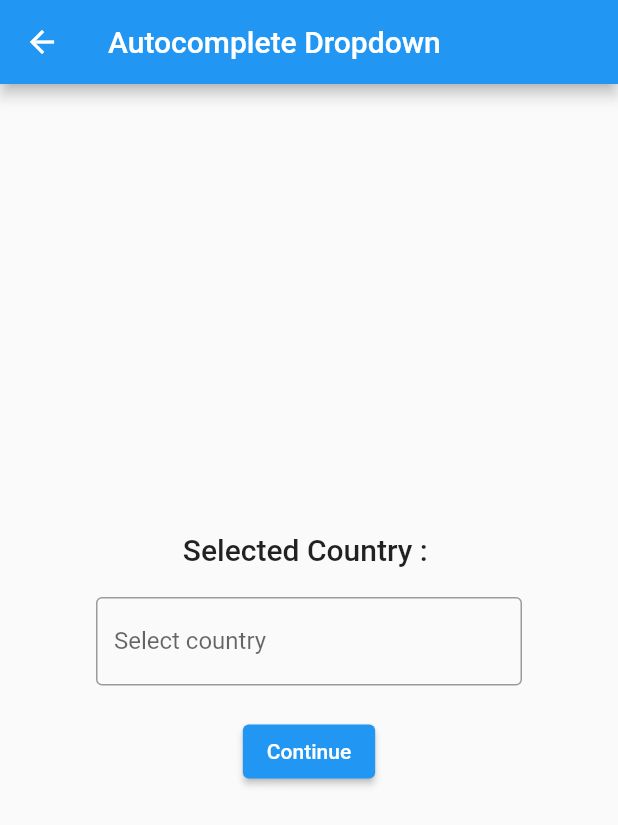
After one commit to fluttertemplates-dev/components, a Flutter app: the AutocompleteDropDown screen opened by its route, on a phone screen of 412 x 824 dp. The commit adds this screen. Shown: the top 825 px of the screen. Run offline on Flutter 3.47's test engine with Material 2 defaults, Android fonts, the phone set to English and light mode, and no system bars.

Commit message:
added dropdowns

```diff
--- /dev/null
+++ b/lib/components/must_haves/dropdowns/auto_complete_dropdown.dart
@@ -0,0 +1,422 @@
+import 'package:flutter/material.dart';
+
+class AutocompleteDropDown extends StatefulWidget {
+  const AutocompleteDropDown({Key? key}) : super(key: key);
+
+  @override
+  State<AutocompleteDropDown> createState() => _SimpleDropDownState();
+}
+
+class _SimpleDropDownState extends State<AutocompleteDropDown> {
+  String _selectedItem = '';
+  final _formKey = GlobalKey<FormState>();
+  @override
+  Widget build(BuildContext context) {
+    return Scaffold(
+      appBar: AppBar(title: const Text('Autocomplete Dropdown')),
+      body: Form(
+        key: _formKey,
+        child: Center(
+          child: Container(
+            width: 300,
+            padding: const EdgeInsets.all(8.0),
+            child: Column(
+              mainAxisAlignment: MainAxisAlignment.center,
+              children: [
+                Text(
+                  "Selected Country : $_selectedItem",
+                  style: Theme.of(context).textTheme.headline6,
+                ),
+                const SizedBox(height: 20),
+                AutocompleteTextField(
+                  items: _countries,
+                  decoration: const InputDecoration(
+                      labelText: 'Select country',
+                      border: OutlineInputBorder()),
+                  validator: (val) {
+                    if (_countries.contains(val)) {
+                      return null;
+                    } else {
+                      return 'Invalid Country';
+                    }
+                  },
+                  onItemSelect: (selected) {
+                    setState(() {
+                      _selectedItem = selected;
+                    });
+                  },
+                ),
+                const SizedBox(height: 20),
+                ElevatedButton(
+                    onPressed: () {
+                      String _message = 'Form invalid';
+                      if (_formKey.currentState?.validate() ?? false) {
+                        _message = 'Form valid';
+                      }
+                      ScaffoldMessenger.of(context)
+                          .showSnackBar(SnackBar(content: Text(_message)));
+                    },
+                    child: const Text("Continue"))
+              ],
+            ),
+          ),
+        ),
+      ),
+    );
+  }
+}
+
+class AutocompleteTextField extends StatefulWidget {
+  final List<String> items;
+  final Function(String) onItemSelect;
+  final InputDecoration? decoration;
+  final String? Function(String?)? validator;
+  const AutocompleteTextField(
+      {Key? key,
+      required this.items,
+      required this.onItemSelect,
+      this.decoration,
+      this.validator})
+      : super(key: key);
+
+  @override
+  _AutocompleteTextFieldState createState() => _AutocompleteTextFieldState();
+}
+
+class _AutocompleteTextFieldState extends State<AutocompleteTextField> {
+  final FocusNode _focusNode = FocusNode();
+  late OverlayEntry _overlayEntry;
+  final LayerLink _layerLink = LayerLink();
+  late List<String> _filteredItems;
+
+  final TextEditingController _controller = TextEditingController();
+
+  @override
+  void initState() {
+    super.initState();
+    _filteredItems = widget.items;
+    _focusNode.addListener(() {
+      if (_focusNode.hasFocus) {
+        _overlayEntry = _createOverlayEntry();
+        Overlay.of(context)?.insert(_overlayEntry);
+      } else {
+        _overlayEntry.remove();
+      }
+    });
+  }
+
+  @override
+  Widget build(BuildContext context) {
+    return CompositedTransformTarget(
+      link: _layerLink,
+      child: TextFormField(
+        controller: _controller,
+        focusNode: _focusNode,
+        onChanged: _onFieldChange,
+        decoration: widget.decoration,
+        validator: widget.validator,
+      ),
+    );
+  }
+
+  void _onFieldChange(String val) {
+    setState(() {
+      if (val == '') {
+        _filteredItems = widget.items;
+      } else {
+        _filteredItems = widget.items
+            .where(
+                (element) => element.toLowerCase().contains(val.toLowerCase()))
+            .toList();
+      }
+    });
+  }
+
+  OverlayEntry _createOverlayEntry() {
+    RenderBox renderBox = context.findRenderObject() as RenderBox;
+    var size = renderBox.size;
+
+    return OverlayEntry(
+        builder: (context) => Positioned(
+              width: size.width,
+              child: CompositedTransformFollower(
+                link: _layerLink,
+                showWhenUnlinked: false,
+                offset: Offset(0.0, size.height + 5.0),
+                child: Material(
+                  elevation: 4.0,
+                  child: Container(
+                    constraints: const BoxConstraints(maxHeight: 200),
+                    child: ListView.builder(
+                      itemCount: _filteredItems.length,
+                      itemBuilder: (BuildContext context, int index) {
+                        final _item = _filteredItems[index];
+                        return ListTile(
+                          title: Text(_item),
+                          onTap: () {
+                            _controller.text = _item;
+                            _focusNode.unfocus();
+                            widget.onItemSelect(_item);
+                          },
+                        );
+                      },
+                    ),
+                  ),
+                ),
+              ),
+            ));
+  }
+}
+
+/// list of countries
+final List<String> _countries = [
+  "Afghanistan",
+  "Åland Islands",
+  "Albania",
+  "Algeria",
+  "American Samoa",
+  "Andorra",
+  "Angola",
+  "Anguilla",
+  "Antarctica",
+  "Antigua and Barbuda",
+  "Argentina",
+  "Armenia",
+  "Aruba",
+  "Australia",
+  "Austria",
+  "Azerbaijan",
+  "Bahamas",
+  "Bahrain",
+  "Bangladesh",
+  "Barbados",
+  "Belarus",
+  "Belgium",
+  "Belize",
+  "Benin",
+  "Bermuda",
+  "Bhutan",
+  "Bolivia, Plurinational State of",
+  "Bonaire, Sint Eustatius and Saba",
+  "Bosnia and Herzegovina",
+  "Botswana",
+  "Bouvet Island",
+  "Brazil",
+  "British Indian Ocean Territory",
+  "Brunei Darussalam",
+  "Bulgaria",
+  "Burkina Faso",
+  "Burundi",
+  "Cambodia",
+  "Cameroon",
+  "Canada",
+  "Cape Verde",
+  "Cayman Islands",
+  "Central African Republic",
+  "Chad",
+  "Chile",
+  "China",
+  "Christmas Island",
+  "Cocos (Keeling) Islands",
+  "Colombia",
+  "Comoros",
+  "Congo",
+  "Congo, the Democratic Republic of the",
+  "Cook Islands",
+  "Costa Rica",
+  "CÃte d'Ivoire",
+  "Croatia",
+  "Cuba",
+  "CuraÃ§ao",
+  "Cyprus",
+  "Czech Republic",
+  "Denmark",
+  "Djibouti",
+  "Dominica",
+  "Dominican Republic",
+  "Ecuador",
+  "Egypt",
+  "El Salvador",
+  "Equatorial Guinea",
+  "Eritrea",
+  "Estonia",
+  "Ethiopia",
+  "Falkland Islands (Malvinas)",
+  "Faroe Islands",
+  "Fiji",
+  "Finland",
+  "France",
+  "French Guiana",
+  "French Polynesia",
+  "French Southern Territories",
+  "Gabon",
+  "Gambia",
+  "Georgia",
+  "Germany",
+  "Ghana",
+  "Gibraltar",
+  "Greece",
+  "Greenland",
+  "Grenada",
+  "Guadeloupe",
+  "Guam",
+  "Guatemala",
+  "Guernsey",
+  "Guinea",
+  "Guinea-Bissau",
+  "Guyana",
+  "Haiti",
+  "Heard Island and McDonald Islands",
+  "Holy See (Vatican City State)",
+  "Honduras",
+  "Hong Kong",
+  "Hungary",
+  "Iceland",
+  "India",
+  "Indonesia",
+  "Iran, Islamic Republic of",
+  "Iraq",
+  "Ireland",
+  "Isle of Man",
+  "Israel",
+  "Italy",
+  "Jamaica",
+  "Japan",
+  "Jersey",
+  "Jordan",
+  "Kazakhstan",
+  "Kenya",
+  "Kiribati",
+  "Korea, Democratic People's Republic of",
+  "Korea, Republic of",
+  "Kuwait",
+  "Kyrgyzstan",
+  "Lao People's Democratic Republic",
+  "Latvia",
+  "Lebanon",
+  "Lesotho",
+  "Liberia",
+  "Libya",
+  "Liechtenstein",
+  "Lithuania",
+  "Luxembourg",
+  "Macao",
+  "Macedonia, the Former Yugoslav Republic of",
+  "Madagascar",
+  "Malawi",
+  "Malaysia",
+  "Maldives",
+  "Mali",
+  "Malta",
+  "Marshall Islands",
+  "Martinique",
+  "Mauritania",
+  "Mauritius",
+  "Mayotte",
+  "Mexico",
+  "Micronesia, Federated States of",
+  "Moldova, Republic of",
+  "Monaco",
+  "Mongolia",
+  "Montenegro",
+  "Montserrat",
+  "Morocco",
+  "Mozambique",
+  "Myanmar",
+  "Namibia",
+  "Nauru",
+  "Nepal",
+  "Netherlands",
+  "New Caledonia",
+  "New Zealand",
+  "Nicaragua",
+  "Niger",
+  "Nigeria",
+  "Niue",
+  "Norfolk Island",
+  "Northern Mariana Islands",
+  "Norway",
+  "Oman",
+  "Pakistan",
+  "Palau",
+  "Palestine, State of",
+  "Panama",
+  "Papua New Guinea",
+  "Paraguay",
+  "Peru",
+  "Philippines",
+  "Pitcairn",
+  "Poland",
+  "Portugal",
+  "Puerto Rico",
+  "Qatar",
+  "RÃ©union",
+  "Romania",
+  "Russian Federation",
+  "Rwanda",
+  "Saint BarthÃ©lemy",
+  "Saint Helena, Ascension and Tristan da Cunha",
+  "Saint Kitts and Nevis",
+  "Saint Lucia",
+  "Saint Martin (French part)",
+  "Saint Pierre and Miquelon",
+  "Saint Vincent and the Grenadines",
+  "Samoa",
+  "San Marino",
+  "Sao Tome and Principe",
+  "Saudi Arabia",
+  "Senegal",
+  "Serbia",
+  "Seychelles",
+  "Sierra Leone",
+  "Singapore",
+  "Sint Maarten (Dutch part)",
+  "Slovakia",
+  "Slovenia",
+  "Solomon Islands",
+  "Somalia",
+  "South Africa",
+  "South Georgia and the South Sandwich Islands",
+  "South Sudan",
+  "Spain",
+  "Sri Lanka",
+  "Sudan",
+  "Suriname",
+  "Svalbard and Jan Mayen",
+  "Swaziland",
+  "Sweden",
+  "Switzerland",
+  "Syrian Arab Republic",
+  "Taiwan, Province of China",
+  "Tajikistan",
+  "Tanzania, United Republic of",
+  "Thailand",
+  "Timor-Leste",
+  "Togo",
+  "Tokelau",
+  "Tonga",
+  "Trinidad and Tobago",
+  "Tunisia",
+  "Turkey",
+  "Turkmenistan",
+  "Turks and Caicos Islands",
+  "Tuvalu",
+  "Uganda",
+  "Ukraine",
+  "United Arab Emirates",
+  "United Kingdom",
+  "United States",
+  "United States Minor Outlying Islands",
+  "Uruguay",
+  "Uzbekistan",
+  "Vanuatu",
+  "Venezuela, Bolivarian Republic of",
+  "Viet Nam",
+  "Virgin Islands, British",
+  "Virgin Islands, U.S.",
+  "Wallis and Futuna",
+  "Western Sahara",
+  "Yemen",
+  "Zambia",
+  "Zimbabwe"
+];
--- /dev/null
+++ b/lib/components/must_haves/dropdowns/simple_drop_down.dart
@@ -0,0 +1,100 @@
+import 'package:flutter/material.dart';
+
+class SimpleDropDown extends StatefulWidget {
+  const SimpleDropDown({Key? key}) : super(key: key);
+
+  @override
+  State<SimpleDropDown> createState() => _SimpleDropDownState();
+}
+
+class _SimpleDropDownState extends State<SimpleDropDown> {
+  String? _selectedFruit;
+  final List<String> _fruits = [
+    '🍎 Apple',
+    '🍋 Mango',
+    '🍌 Banana',
+    '🍉 Watermelon',
+    '🍇 Grapes',
+    '🍓 Strawberry',
+    '🍒 Cherries',
+    '🍑 Peach',
+  ];
+  @override
+  Widget build(BuildContext context) {
+    return Scaffold(
+      appBar: AppBar(title: const Text('Simple Dropdown')),
+      body: Center(
+        child: Container(
+          width: 300,
+          padding: const EdgeInsets.all(8.0),
+          child: SingleChildScrollView(
+            child: Column(
+              mainAxisAlignment: MainAxisAlignment.center,
+              children: [
+                _title("Simple Dropdown"),
+                _dropDown(),
+                _title("Outlined Dropdown"),
+                Container(
+                    padding: const EdgeInsets.all(8.0),
+                    decoration: BoxDecoration(
+                        border: Border.all(color: Colors.grey),
+                        borderRadius: BorderRadius.circular(8.0)),
+                    child: _dropDown(underline: Container())),
+                _title("Custom Dropdown"),
+                Container(
+                    padding: const EdgeInsets.all(8.0),
+                    decoration: BoxDecoration(
+                        color: Colors.red,
+                        border: Border.all(color: Colors.grey),
+                        borderRadius: BorderRadius.circular(8.0)),
+                    child: _dropDown(
+                      underline: Container(),
+                      style: const TextStyle(color: Colors.white),
+                      dropdownColor: Colors.red,
+                      iconEnabledColor: Colors.white,
+                      hintStyle: const TextStyle(color: Colors.white),
+                    )),
+              ],
+            ),
+          ),
+        ),
+      ),
+    );
+  }
+
+  Widget _title(String val) {
+    return Padding(
+      padding: const EdgeInsets.all(8.0),
+      child: Text(
+        val,
+        style: const TextStyle(fontWeight: FontWeight.bold),
+      ),
+    );
+  }
+
+  Widget _dropDown({
+    Widget? underline,
+    Widget? icon,
+    TextStyle? style,
+    TextStyle? hintStyle,
+    Color? dropdownColor,
+    Color? iconEnabledColor,
+  }) =>
+      DropdownButton<String>(
+          value: _selectedFruit,
+          underline: underline,
+          icon: icon,
+          dropdownColor: dropdownColor,
+          style: style,
+          iconEnabledColor: iconEnabledColor,
+          onChanged: (String? newValue) {
+            setState(() {
+              _selectedFruit = newValue;
+            });
+          },
+          hint: Text("Select a fruit", style: hintStyle),
+          items: _fruits
+              .map((fruit) =>
+                  DropdownMenuItem<String>(value: fruit, child: Text(fruit)))
+              .toList());
+}
--- a/lib/main.dart
+++ b/lib/main.dart
@@ -3,6 +3,8 @@ import 'package:components/components/flutter_basics/tabs/custom_tabbars.dart';
 import 'package:components/components/forms/sign_in/sign_in_page1.dart';
 import 'package:components/components/forms/sign_in/sign_in_page2.dart';
 import 'package:components/components/must_haves/content_feed/news_feed_1.dart';
+import 'package:components/components/must_haves/dropdowns/auto_complete_dropdown.dart';
+import 'package:components/components/must_haves/dropdowns/simple_drop_down.dart';
 import 'package:components/components/must_haves/onboarding_page/onboarding_page_1.dart';
 import 'package:components/components/must_haves/profile_page/profile_page_1.dart';
 import 'package:components/components/must_haves/settings_page/settings_page_1.dart';
@@ -92,6 +94,10 @@ Map<String, Widget> _components = {
   /// Onboarding
   'onboarding_page_1': const OnboardingPage1(),
 
+  /// Dropdowns
+  'simple_drop_down': const SimpleDropDown(),
+  'auto_complete_drop_down': const AutocompleteDropDown(),
+
   /// ----
 };
 
```
